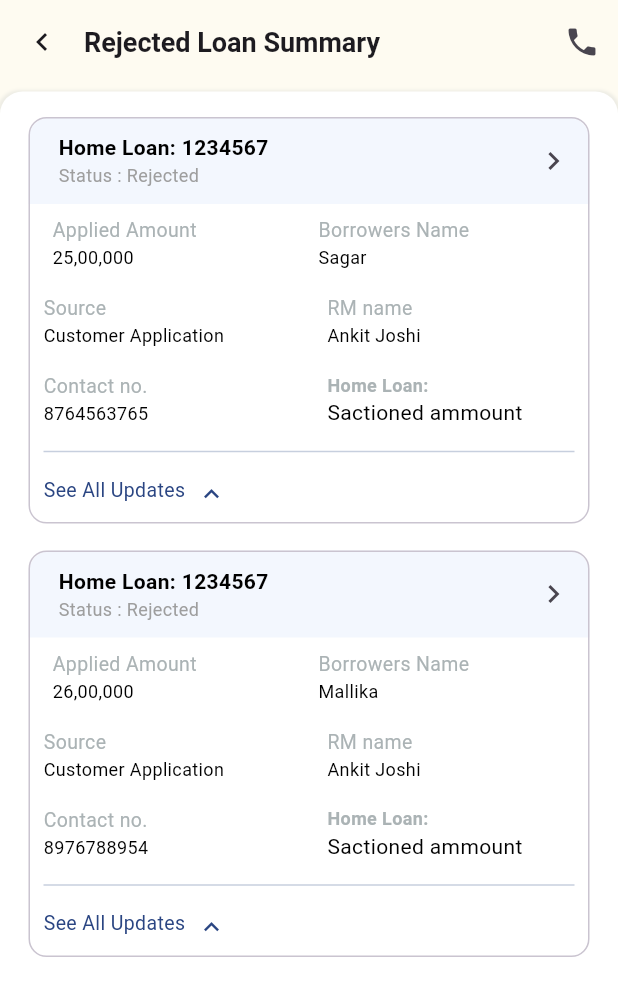
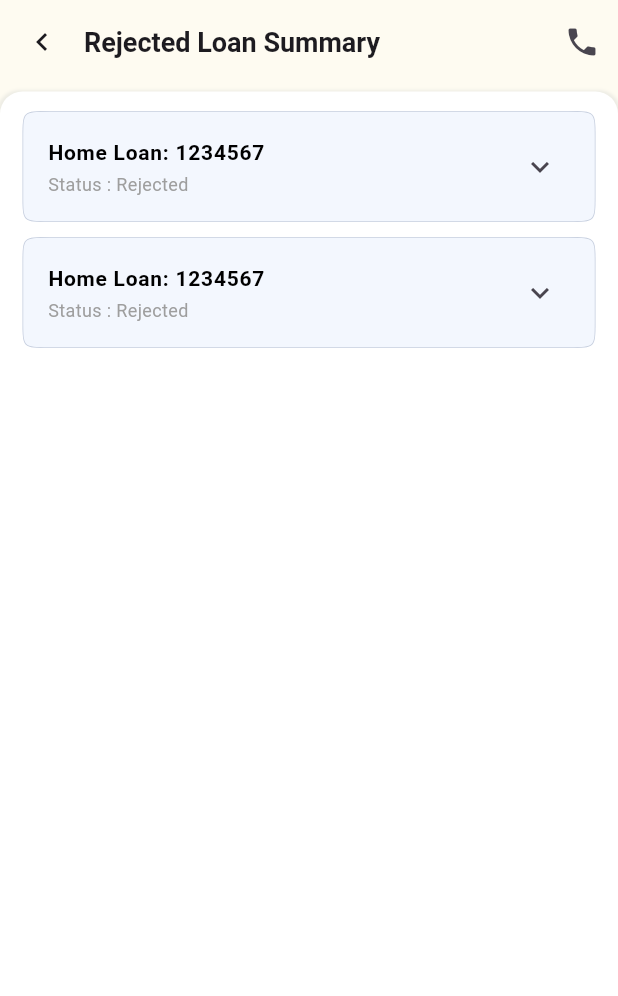
Before and after one commit to mallikaroy14/flutter-application, a Flutter app: the RejectedLoanSummaryScreen screen opened by its route, on a phone screen of 412 x 824 dp. Shown: the top 996 px of the screen. Run offline on Flutter 3.47's test engine with Material 3 defaults, Android fonts, the light colour scheme and no system bars; our stand-ins replace flutter_screenutil, geocoding, geolocator, get, image_picker and 3 more; missing offline and left inert: dart:ffi; accounts and stored records are empty.

Commit message:
code modified in rejected loan summary

```diff
--- a/lib/screens/rejected_loan_summary/view/rejected_loan_summary_screen.dart
+++ b/lib/screens/rejected_loan_summary/view/rejected_loan_summary_screen.dart
@@ -1,6 +1,7 @@
 import 'package:feburary_flutter/customUtility/custom_time_line.dart';
 import 'package:feburary_flutter/screens/new_request/view/create_new_request.dart';
 import 'package:flutter/material.dart';
+import 'package:flutter_screenutil/flutter_screenutil.dart';
 import 'package:get/get.dart';
 
 import '../../../models/data.dart';
@@ -58,75 +59,37 @@ class RejectedLoanSummaryScreen extends GetView<RejectedLoanSummaryController> {
                               return Padding(
                                 padding:
                                     const EdgeInsets.symmetric(vertical: 5),
-                                child: SizedBox(
-                                  width: double.infinity,
-                                  child: Card.outlined(
-                                    color: Colors.white,
-                                    child: SizedBox(
-                                      width: double.infinity,
-                                      child: Column(
-                                        children: [
-                                          Container(
-                                            decoration: const BoxDecoration(
-                                                color: AppColors.cardHeader,
-                                                borderRadius: BorderRadius.only(
-                                                    topLeft:
-                                                        Radius.circular(15.0),
-                                                    topRight:
-                                                        Radius.circular(15.0))),
-                                            child: Padding(
-                                              padding: const EdgeInsets.only(
-                                                  left: 20, bottom: 5, top: 5),
-                                              child: SizedBox(
-                                                child: Row(
-                                                  mainAxisAlignment:
-                                                      MainAxisAlignment
-                                                          .spaceBetween,
-                                                  crossAxisAlignment:
-                                                      CrossAxisAlignment.center,
-                                                  children: [
-                                                    const Column(
-                                                      crossAxisAlignment:
-                                                          CrossAxisAlignment
-                                                              .start,
-                                                      children: [
-                                                        Text(
+                                child: ExpansionTile(
+                                  iconColor: AppColors.primaryColor,
+                                  collapsedShape: ContinuousRectangleBorder(
+                                      side: const BorderSide(
+                                          color: AppColors.lightGreyColor),
+                                      borderRadius: BorderRadius.circular(18)),
+                                  collapsedBackgroundColor:
+                                      AppColors.cardHeader,
+                                  backgroundColor: AppColors.cardHeader,
+                                  shape: ContinuousRectangleBorder(
+                                      side: const BorderSide(
+                                          color: AppColors.lightGreyColor),
+                                      borderRadius: BorderRadius.circular(18)),
+                                  title: const Text(
                                     "Home Loan: 1234567",
                                     style: TextStyle(
-                                                              color:
-                                                                  Colors.black,
+                                        color: Colors.black,
                                         fontSize: 14,
-                                                              fontWeight:
-                                                                  FontWeight
-                                                                      .bold),
+                                        fontWeight: FontWeight.bold),
                                   ),
-                                                        Text(
+                                  subtitle: Text(
                                     "Status : Rejected",
                                     style: TextStyle(
-                                                              color:
-                                                                  Colors.grey,
+                                        color: Colors.grey,
                                         fontSize: 12,
-                                                              fontWeight:
-                                                                  FontWeight
-                                                                      .normal),
+                                        fontWeight: FontWeight.normal),
                                   ),
-                                                      ],
-                                                    ),
-                                                    IconButton(
-                                                        onPressed: () {},
-                                                        icon: Icon(Icons
-                                                            .chevron_right))
-                                                  ],
-                                                ),
-                                              ),
-                                            ),
-                                          ),
+                                  children: [
                                     Obx(() => expandedWidget(
                                         rejectedDetails, index, context))
                                   ],
-                                      ),
-                                    ),
-                                  ),
                                 ),
                               );
                             }),
@@ -142,10 +105,12 @@ class RejectedLoanSummaryScreen extends GetView<RejectedLoanSummaryController> {
     );
   }
 
-  Padding expandedWidget(rejectedDetails, index, context) {
+  Container expandedWidget(rejectedDetails, index, context) {
     final _screen = MediaQuery.of(context).size;
 
-    return Padding(
+    return Container(
+      color: AppColors.whiteColor,
+      child: Padding(
         padding: const EdgeInsets.symmetric(horizontal: 10),
         child: Column(
           mainAxisAlignment: MainAxisAlignment.start,
@@ -158,6 +123,7 @@ class RejectedLoanSummaryScreen extends GetView<RejectedLoanSummaryController> {
                 crossAxisAlignment: CrossAxisAlignment.start,
                 children: [
                   Container(
+                    color: AppColors.whiteColor,
                     width: _screen.width * 0.43,
                     child: Column(
                       mainAxisAlignment: MainAxisAlignment.start,
@@ -321,8 +287,7 @@ class RejectedLoanSummaryScreen extends GetView<RejectedLoanSummaryController> {
               onTap: () {
                 controller.isExpanded.value = !controller.isExpanded.value;
               },
-            child:
-          Row(
+              child: Row(
                 mainAxisAlignment: MainAxisAlignment.start,
                 crossAxisAlignment: CrossAxisAlignment.center,
                 children: <Widget>[
@@ -342,7 +307,8 @@ class RejectedLoanSummaryScreen extends GetView<RejectedLoanSummaryController> {
                       padding: EdgeInsets.zero,
                       iconSize: 20,
                       onPressed: () {
-                    controller.isExpanded.value = !controller.isExpanded.value;
+                        controller.isExpanded.value =
+                            !controller.isExpanded.value;
                       },
                       icon: Icon(
                         controller.isExpanded.value
@@ -355,14 +321,8 @@ class RejectedLoanSummaryScreen extends GetView<RejectedLoanSummaryController> {
                 ],
               ),
             ),
-          if (controller.isExpanded.value) expandableWidgetSeeAllUpdates(rejectedDetails, index)
-        ],
-      ),
-    );
-  }
-
-  Column expandableWidgetSeeAllUpdates(rejectedDetails, index) {
-    return Column(
+            if (controller.isExpanded.value)
+              Column(
                 children: [
                   Timeline(
                       padding: EdgeInsets.zero,
@@ -397,6 +357,49 @@ class RejectedLoanSummaryScreen extends GetView<RejectedLoanSummaryController> {
                           ))),
                   const SizedBox(height: 10),
                 ],
+              )
+          ],
+        ),
+      ),
     );
   }
+
+  // Column expandableWidgetSeeAllUpdates(rejectedDetails, index) {
+  //   return Column(
+  //     children: [
+  //       Timeline(
+  //           padding: EdgeInsets.zero,
+  //           lineGap: 0,
+  //           lineColor: AppColors.orangeDarkColor,
+  //           indicators: List<Widget>.generate(
+  //               3,
+  //               (index) => const Icon(
+  //                     Icons.check_circle,
+  //                     color: AppColors.orangeDarkColor,
+  //                     size: 20,
+  //                   )),
+  //           children: List<Widget>.generate(
+  //               3,
+  //               (index) => Container(
+  //                     child: const Text.rich(TextSpan(
+  //                         text: 'In-progress',
+  //                         style: TextStyle(
+  //                             fontWeight: FontWeight.normal, fontSize: 13),
+  //                         children: [
+  //                           WidgetSpan(
+  //                               child: SizedBox(
+  //                             width: 5,
+  //                           )),
+  //                           WidgetSpan(
+  //                               child: Text(
+  //                             '12 aug 2024',
+  //                             style: TextStyle(
+  //                                 color: AppColors.grayColor, fontSize: 13),
+  //                           ))
+  //                         ])),
+  //                   ))),
+  //       const SizedBox(height: 10),
+  //     ],
+  //   );
+  // }
 }
```
Lines whose indentation alone changed are shown as unchanged.
